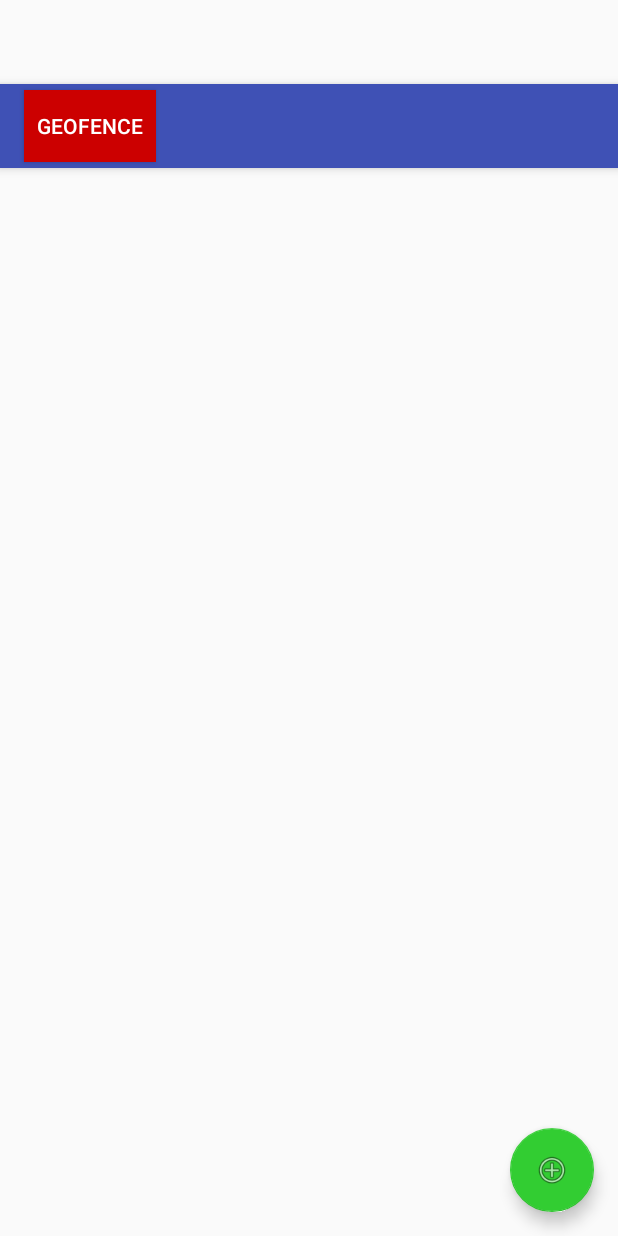
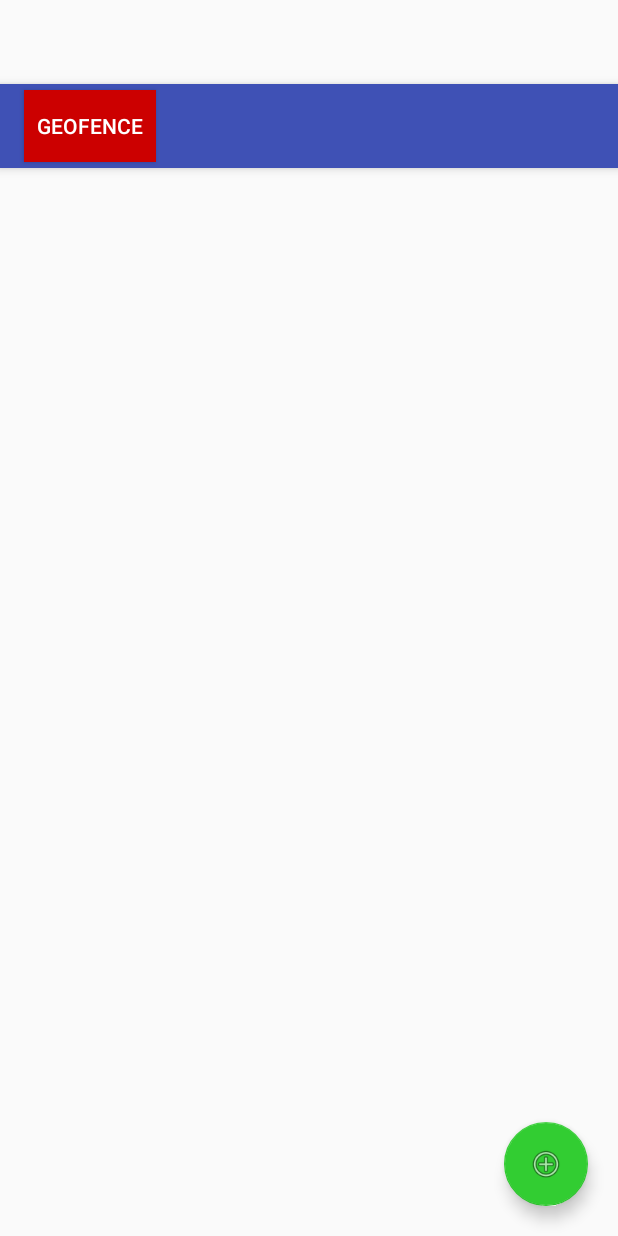
Before and after one commit to Didgeridone/Didgeridone-Android, an Android app: the layout activity_main.xml on its own in the app's theme, with its tools: preview values and no code run, on a phone screen of 412 x 824 dp. Run offline under Robolectric (Android 15) with nearby library versions, the phone set to English and light mode, and no system bars.

Commit message:
Small UI changes.

```diff
--- a/app/src/main/res/layout/activity_main.xml
+++ b/app/src/main/res/layout/activity_main.xml
@@ -30,13 +30,9 @@
 
         </android.support.v7.widget.Toolbar>
 
-
-
     </android.support.design.widget.AppBarLayout>
 
     <include layout="@layout/content_main" />
-
-
 
     <android.support.design.widget.FloatingActionButton
         android:id="@+id/fab"
@@ -50,14 +46,10 @@
         android:layout_width="wrap_content"
         android:layout_height="wrap_content"
         android:id="@+id/listView"
-        android:layout_marginTop="50dp"
+        android:layout_marginTop="60dp"
         android:layout_alignParentTop="true"
         android:layout_alignParentLeft="true"
         android:layout_alignParentStart="true"
         android:layout_above="@+id/btnAddItem" />
 
-
-
-
-
 </android.support.design.widget.CoordinatorLayout>
--- a/app/src/main/res/values/dimens.xml
+++ b/app/src/main/res/values/dimens.xml
@@ -2,5 +2,5 @@
     <!-- Default screen margins, per the Android Design guidelines. -->
     <dimen name="activity_horizontal_margin">16dp</dimen>
     <dimen name="activity_vertical_margin">16dp</dimen>
-    <dimen name="fab_margin">16dp</dimen>
+    <dimen name="fab_margin">20dp</dimen>
 </resources>
```
